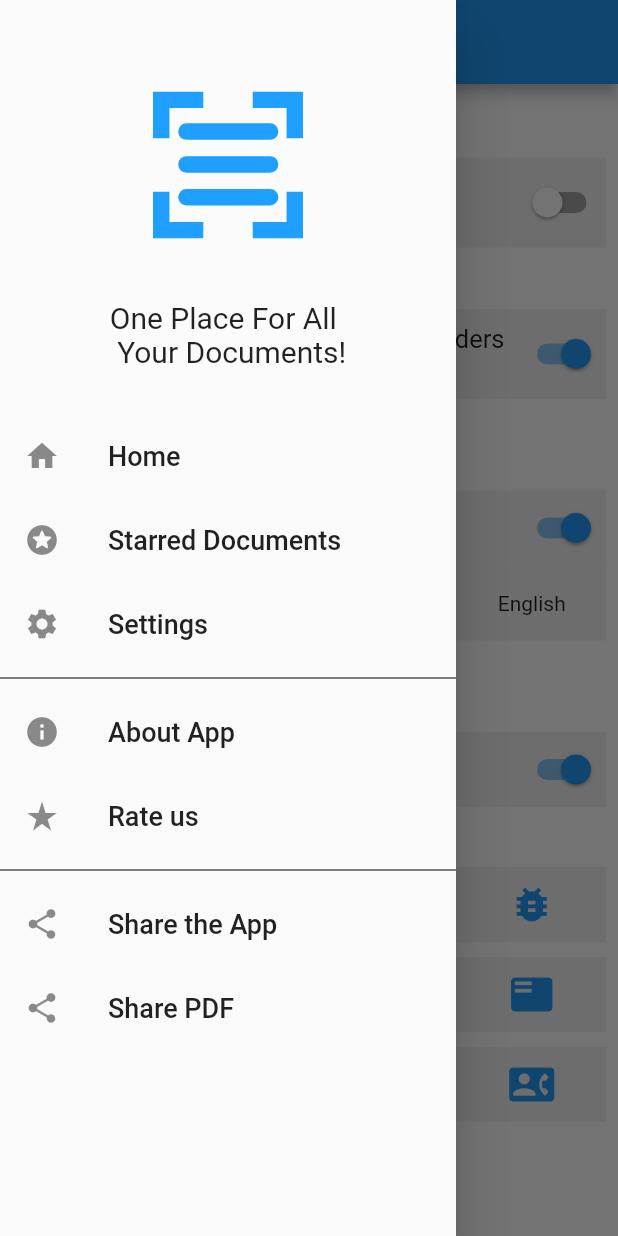
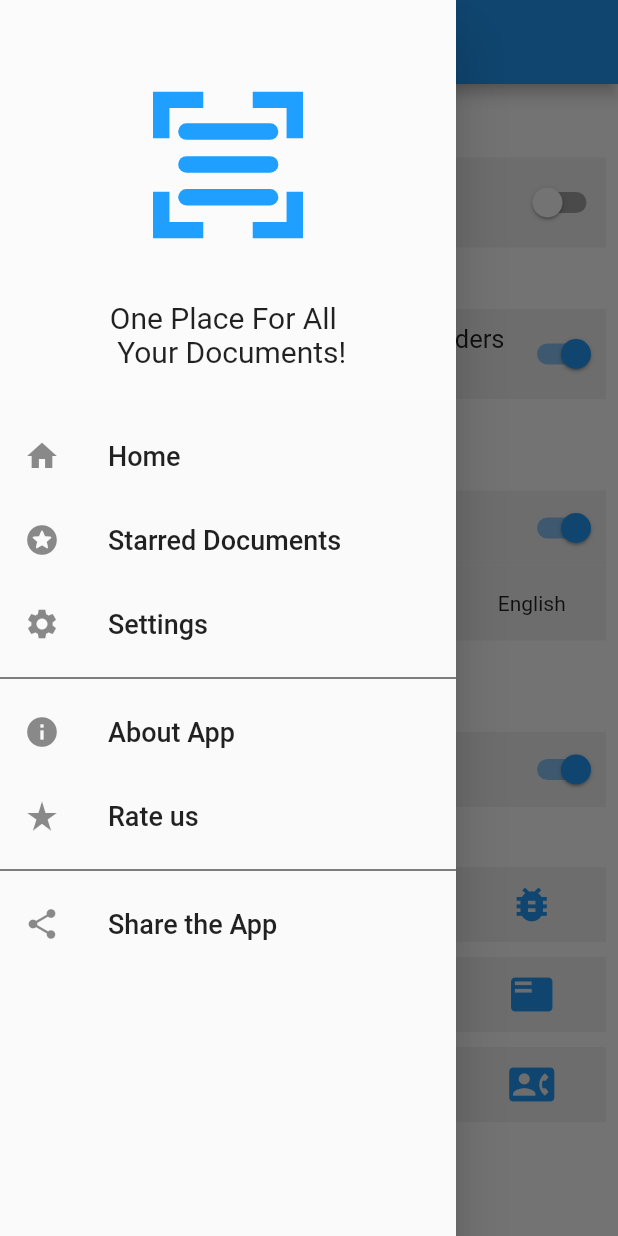
Before and after one commit to smaranjitghose/DocLense, a Flutter app: the SettingsScreen screen opened directly, with the side drawer open, on a phone screen of 412 x 824 dp. Run offline on Flutter 3.47's test engine with Material 2 defaults, Android fonts, the light colour scheme and no system bars; our stand-ins replace animated_splash_screen, flutter_svg, image_cropper, image_picker, introduction_screen, open_file and 4 more; missing offline and left inert: flutter_full_pdf_viewer, folder_picker, permission, photofilters, quick_actions; accounts and stored records are empty.

Commit message:
Removed share PDF option

```diff
--- a/lib/MainDrawer.dart
+++ b/lib/MainDrawer.dart
@@ -157,18 +157,18 @@ class MainDrawer extends StatelessWidget {
                 style: TextStyle(fontSize: 18),
               ),
             ),
-            ListTile(
-              onTap: () {
-                Navigator.of(context).pop();
-                Share.share('Share my PDF');
-                //TODO: add pdf file that is to be shared
-              },
-              leading: Icon(Icons.share),
-              title: Text(
-                "Share PDF",
-                style: TextStyle(fontSize: 18),
-              ),
-            ),
+            // ListTile(
+            //   onTap: () {
+            //     Navigator.of(context).pop();
+            //     Share.share('Share my PDF');
+            //     //TODO: add pdf file that is to be shared
+            //   },
+            //   leading: Icon(Icons.share),
+            //   title: Text(
+            //     "Share PDF",
+            //     style: TextStyle(fontSize: 18),
+            //   ),
+            // ),
           ],
         ),
       ),
```
